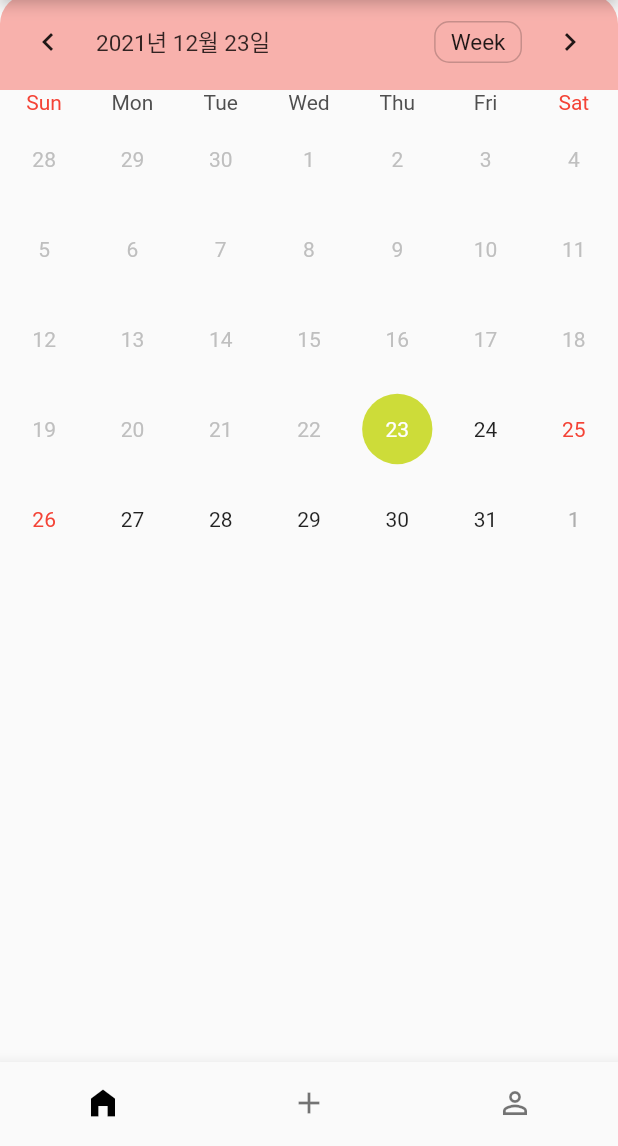
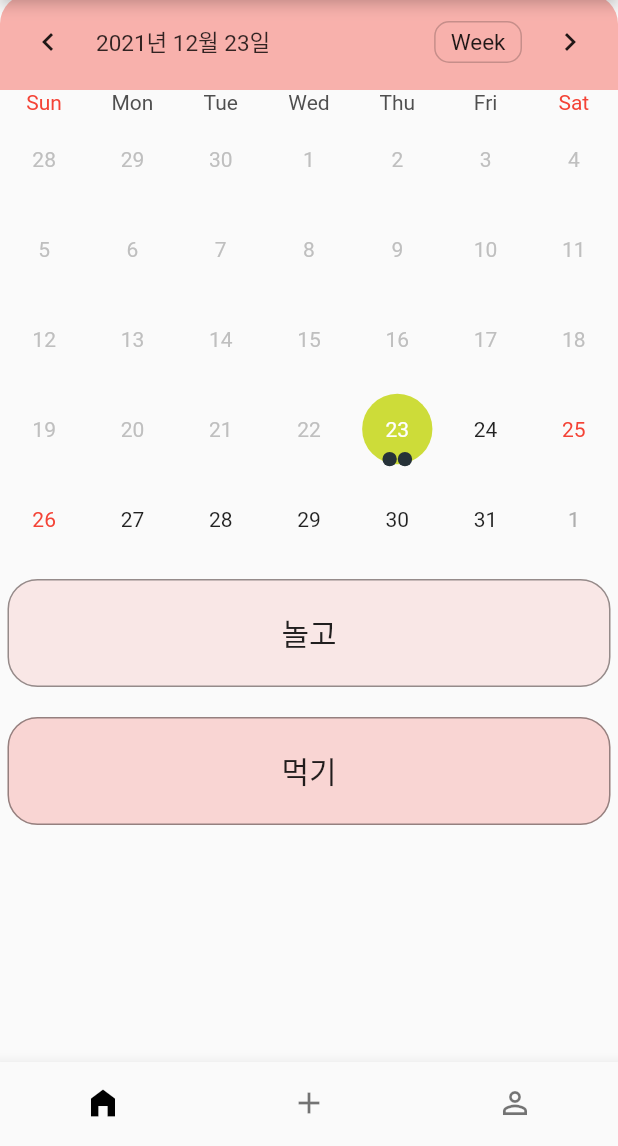
Before and after one commit to rwarou/our-schedule-flutter, a Flutter app: the Dashboard screen opened by its route, on a phone screen of 412 x 824 dp, the part 90-1236 px from its top. Run offline on Flutter 3.47's test engine with Material 2 defaults, Android fonts, the light colour scheme and no system bars; drawn by our look-alikes of table_calendar; our stand-ins replace dio, flutter_secure_storage, get; accounts and stored records are empty.

Commit message:
리스트 출력하기 됐다

```diff
--- a/lib/pages/calendar/calendar.dart
+++ b/lib/pages/calendar/calendar.dart
@@ -13,6 +13,24 @@ class _CalendarState extends State<Calendar> {
   DateTime _selectedDay = DateTime.now();
   DateTime _focusedDay = DateTime.now();
   CalendarFormat _calendarFormat = CalendarFormat.month;
+  late Map<String, List<dynamic>> datas = {
+    '20211222': ['놀고', '먹기'],
+    '20211223': ['놀고', '먹기'],
+  };
+  late List<dynamic> selectedList = [];
+
+  // @override
+  // void initState() {
+  //   super.initState();
+  // }
+
+  yyyyMMdd(DateTime date) {
+    return '${date.year}${date.month}${date.day}';
+  }
+
+  selectedDataList(DateTime date) {
+    return datas[yyyyMMdd(date)] ?? [];
+  }
 
   headerStyle() {
     return HeaderStyle(
@@ -44,8 +62,7 @@ class _CalendarState extends State<Calendar> {
     );
   }
 
-  @override
-  Widget build(BuildContext context) {
+  tableCalendar() {
     return TableCalendar(
       focusedDay: DateTime.now(),
       // 활성화의 첫 날
@@ -89,21 +106,21 @@ class _CalendarState extends State<Calendar> {
         ),
       ),
       rowHeight: 60,
-      eventLoader: (day) {
-        print('eventloader $day');
-        List<dynamic> list = [];
-        return list;
+      // 이벤트 리스트 출력
+      eventLoader: (currentSelectedDate) {
+        print('eventloader $currentSelectedDate');
+        return selectedDataList(currentSelectedDate);
       },
       // 달력에 표시되는 날짜 하나하나 호출, return은 같은 날일 때 색을 표시해주기 위함
       selectedDayPredicate: (currentSelectedDate) {
-        print(
-            'selectedDayPredicate $currentSelectedDate / _selectedDay $_selectedDay');
+        // print(
+        //     'selectedDayPredicate $currentSelectedDate / _selectedDay $_selectedDay');
         return isSameDay(_selectedDay, currentSelectedDate);
       },
       // 날짜 선택
       onDaySelected: (selectedDay, focusedDay) {
         setState(() {
-          print('selectedDay $selectedDay / focusedDay $focusedDay');
+          // print('selectedDay $selectedDay / focusedDay $focusedDay');
           _selectedDay = selectedDay;
           _focusedDay = focusedDay;
         });
@@ -112,16 +129,58 @@ class _CalendarState extends State<Calendar> {
       onFormatChanged: (format) {
         setState(
           () {
-            print('format $format');
+            // print('format $format');
             _calendarFormat = format;
           },
         );
       },
       // 달력 넘김
       onPageChanged: (focusedDay) {
-        print('focusedDay $focusedDay');
+        // print('focusedDay $focusedDay');
         _focusedDay = focusedDay;
       },
+      calendarBuilders: CalendarBuilders(),
+    );
+  }
+
+  calendarDataList() {
+    List<dynamic> list = selectedDataList(_selectedDay);
+    return Expanded(
+      child: ListView.builder(
+        itemCount: list.length,
+        itemBuilder: (BuildContext context, int index) => GestureDetector(
+          onTap: () {},
+          child: Padding(
+            padding: const EdgeInsets.symmetric(vertical: 10, horizontal: 5),
+            child: Container(
+              alignment: Alignment.center,
+              padding: EdgeInsets.all(20),
+              decoration: BoxDecoration(
+                border: Border.all(
+                  width: 1,
+                  color: Colors.black.withOpacity(0.4),
+                ),
+                borderRadius: BorderRadius.circular(20),
+                color: Colors.red.withOpacity((index + 1) / 10),
+              ),
+              child: Text(
+                list[index],
+                style: TextStyle(fontSize: 20),
+              ),
+            ),
+          ),
+        ),
+      ),
+    );
+  }
+
+  @override
+  Widget build(BuildContext context) {
+    return Column(
+      children: [
+        tableCalendar(),
+        calendarDataList(),
+      ],
     );
   }
 }
```
